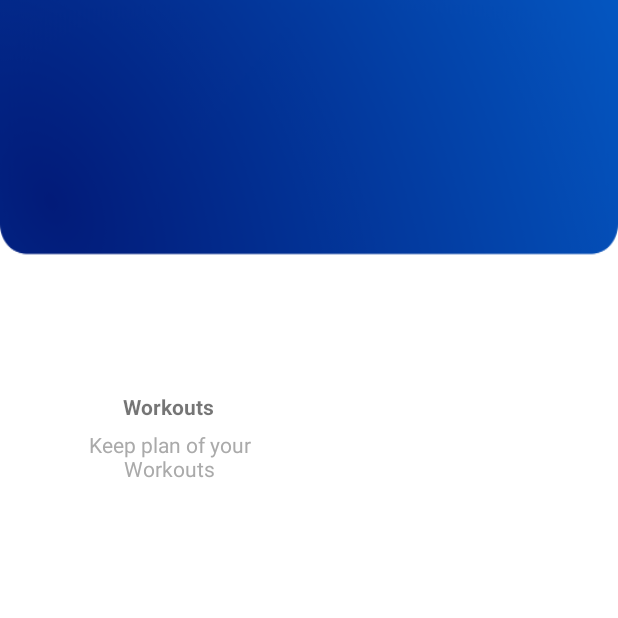
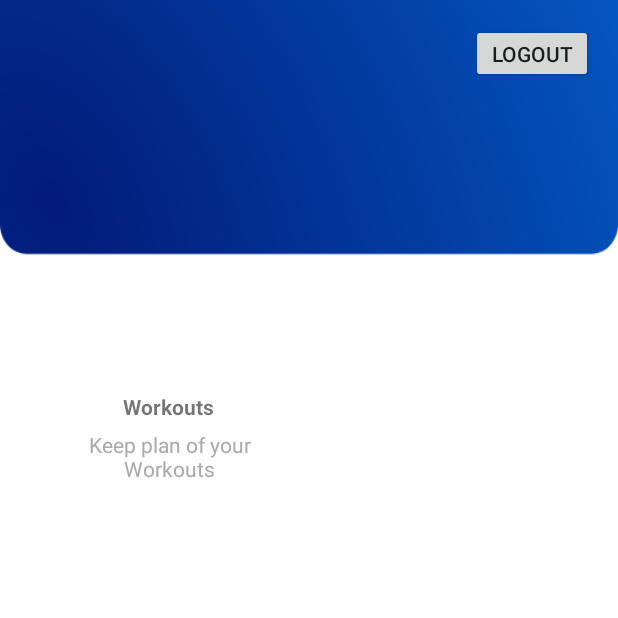
Before and after one commit to YuvinR/UEE_SL_Cricket, an Android app: the screen it shows after launch (MainActivity), on a phone screen of 412 x 824 dp, the top half of it. Run offline under Robolectric (Android 15) with nearby library versions, the phone set to English and light mode, and no system bars.

Commit message:
background logout btn added with image

```diff
--- a/app/src/main/res/layout/activity_main.xml
+++ b/app/src/main/res/layout/activity_main.xml
@@ -88,4 +88,17 @@
 
     </ScrollView>
 
+    <Button
+        android:id="@+id/btn_logout"
+        android:layout_width="81dp"
+        android:layout_height="39dp"
+        android:shadowRadius="10"
+        android:text="Logout"
+        app:layout_constraintBottom_toBottomOf="parent"
+        app:layout_constraintEnd_toEndOf="parent"
+        app:layout_constraintHorizontal_bias="0.95"
+        app:layout_constraintStart_toStartOf="parent"
+        app:layout_constraintTop_toTopOf="parent"
+        app:layout_constraintVertical_bias="0.02" />
+
 </androidx.constraintlayout.widget.ConstraintLayout>
```
